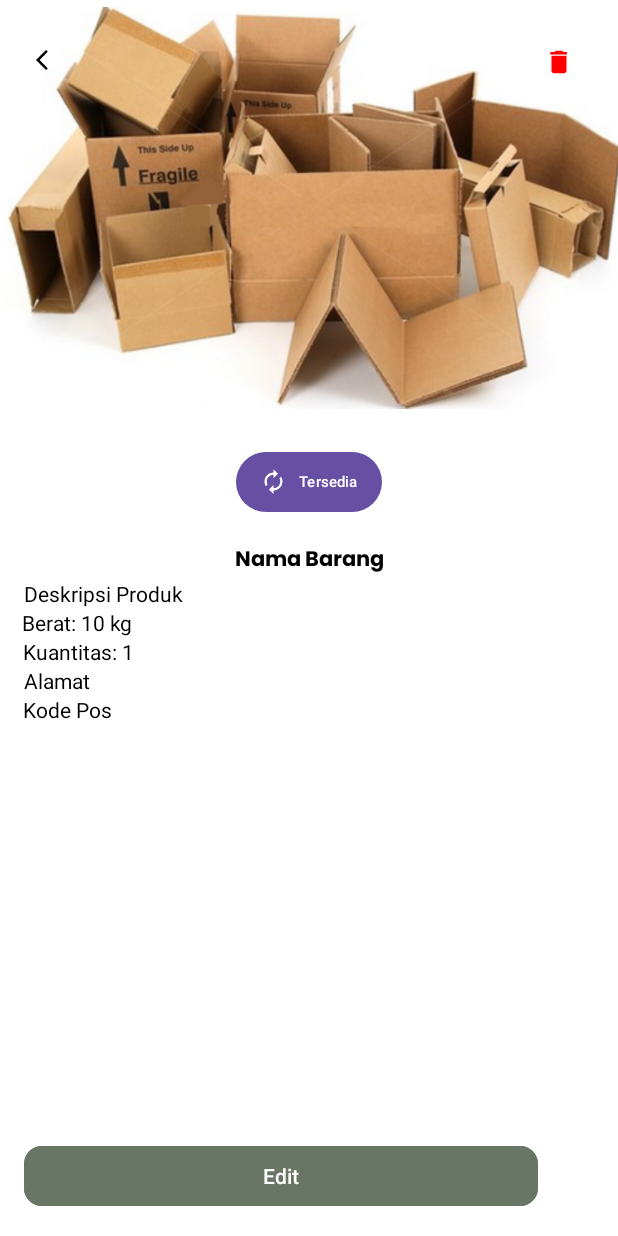
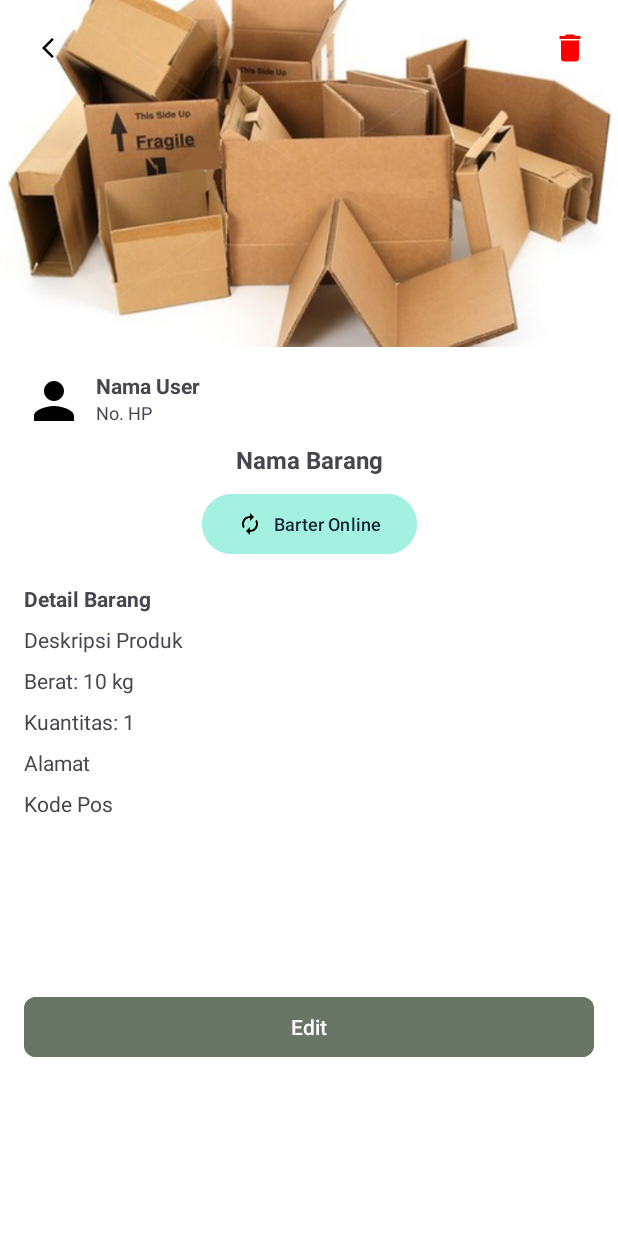
Before and after one commit to VerlyTan11/Bartems, an Android app: the DetailProductActivity screen opened directly, with no data from a screen before it, on a phone screen of 412 x 824 dp. Run offline under Robolectric (Android 15) with nearby library versions, the phone set to English and light mode, and no system bars; our stand-ins replace Firebase (no records; nobody signed in at launch, a user with empty details on screens opened directly); 1 statement that could not run was skipped.

Commit message:
update detail product

```diff
--- a/app/src/main/res/layout/detail_product.xml
+++ b/app/src/main/res/layout/detail_product.xml
@@ -1,150 +1,209 @@
 <?xml version="1.0" encoding="utf-8"?>
-<androidx.constraintlayout.widget.ConstraintLayout xmlns:android="http://schemas.android.com/apk/res/android"
+<androidx.constraintlayout.widget.ConstraintLayout
+    xmlns:android="http://schemas.android.com/apk/res/android"
     xmlns:app="http://schemas.android.com/apk/res-auto"
-    xmlns:tools="http://schemas.android.com/tools"
     android:layout_width="match_parent"
     android:layout_height="match_parent">
 
+    <!-- Layout untuk Gambar -->
+    <androidx.constraintlayout.widget.ConstraintLayout
+        android:id="@+id/image_container"
+        android:layout_width="match_parent"
+        android:layout_height="0dp"
+        app:layout_constraintTop_toTopOf="parent"
+        app:layout_constraintStart_toStartOf="parent"
+        app:layout_constraintEnd_toEndOf="parent"
+        app:layout_constraintDimensionRatio="16:9">
+
+        <!-- Gambar Produk -->
         <ImageView
             android:id="@+id/product_image_detail"
-        android:layout_width="419dp"
-        android:layout_height="277dp"
-        app:layout_constraintBottom_toBottomOf="parent"
+            android:layout_width="match_parent"
+            android:layout_height="match_parent"
+            android:scaleType="centerCrop"
+            android:contentDescription="Gambar Produk"
+            android:src="@drawable/kardus_horizontal" />
+
+        <!-- Tombol Kembali -->
+        <ImageButton
+            android:id="@+id/back_detail_product"
+            android:layout_width="48dp"
+            android:layout_height="48dp"
+            android:contentDescription="Tombol Kembali"
+            android:background="?attr/selectableItemBackgroundBorderless"
+            android:src="@drawable/back"
+            android:layout_margin="8dp"
+            app:layout_constraintStart_toStartOf="parent"
+            app:layout_constraintTop_toTopOf="parent" />
+
+        <!-- Tombol Hapus -->
+        <ImageButton
+            android:id="@+id/trash_icon"
+            android:layout_width="48dp"
+            android:layout_height="48dp"
+            android:contentDescription="Hapus Produk"
+            android:background="?attr/selectableItemBackgroundBorderless"
+            android:src="@drawable/ic_trash"
+            android:layout_margin="8dp"
             app:layout_constraintEnd_toEndOf="parent"
-        app:layout_constraintHorizontal_bias="0.0"
+            app:layout_constraintTop_toTopOf="parent" />
+    </androidx.constraintlayout.widget.ConstraintLayout>
+
+    <!-- Layout untuk Konten -->
+    <androidx.constraintlayout.widget.ConstraintLayout
+        android:id="@+id/content_container"
+        android:layout_width="match_parent"
+        android:layout_height="0dp"
+        android:padding="16dp"
+        app:layout_constraintTop_toBottomOf="@id/image_container"
         app:layout_constraintStart_toStartOf="parent"
+        app:layout_constraintEnd_toEndOf="parent"
+        app:layout_constraintBottom_toBottomOf="parent">
+
+        <!-- Informasi User -->
+        <LinearLayout
+            android:id="@+id/user_info_container"
+            android:layout_width="0dp"
+            android:layout_height="wrap_content"
+            android:orientation="horizontal"
             app:layout_constraintTop_toTopOf="parent"
-        app:layout_constraintVertical_bias="0.0"
-        app:srcCompat="@drawable/kardus_horizontal" />
+            app:layout_constraintStart_toStartOf="parent"
+            app:layout_constraintEnd_toEndOf="parent">
 
             <ImageView
-        android:id="@+id/back_detail_product"
+                android:id="@+id/user_avatar"
+                android:layout_width="40dp"
+                android:layout_height="40dp"
+                android:src="@drawable/profile"
+                android:contentDescription="Avatar User" />
+
+            <LinearLayout
                 android:layout_width="wrap_content"
                 android:layout_height="wrap_content"
-        android:layout_marginStart="20dp"
-        android:layout_marginTop="32dp"
-        app:layout_constraintBottom_toBottomOf="parent"
+                android:layout_marginStart="8dp"
+                android:orientation="vertical">
+
+                <TextView
+                    android:id="@+id/user_name"
+                    android:layout_width="wrap_content"
+                    android:layout_height="wrap_content"
+                    android:text="Nama User"
+                    android:textSize="14sp"
+                    android:textStyle="bold" />
+
+                <TextView
+                    android:id="@+id/user_phone"
+                    android:layout_width="wrap_content"
+                    android:layout_height="wrap_content"
+                    android:text="No. HP"
+                    android:textSize="12sp" />
+            </LinearLayout>
+        </LinearLayout>
+
+        <!-- Nama Produk -->
+        <TextView
+            android:id="@+id/product_name"
+            android:layout_width="wrap_content"
+            android:layout_height="wrap_content"
+            android:text="Nama Barang"
+            android:textStyle="bold"
+            android:textSize="16sp"
+            app:layout_constraintTop_toBottomOf="@id/user_info_container"
+            app:layout_constraintStart_toStartOf="parent"
             app:layout_constraintEnd_toEndOf="parent"
-        app:layout_constraintHorizontal_bias="0.0"
-        app:layout_constraintStart_toStartOf="parent"
-        app:layout_constraintTop_toTopOf="parent"
-        app:layout_constraintVertical_bias="0.0"
-        app:srcCompat="@drawable/back" />
+            android:layout_marginTop="8dp" />
+
+        <!-- Tombol Barter -->
         <Button
             android:id="@+id/button5"
             android:layout_width="wrap_content"
             android:layout_height="wrap_content"
-        android:layout_marginTop="20dp"
-        android:paddingStart="16dp"
-        android:paddingEnd="16dp"
-        android:text="Tersedia"
-        android:textSize="10sp"
-        app:icon="@drawable/barter"
+            android:backgroundTint="#A4F1E1"
+            android:text="Barter Online"
+            android:textSize="12sp"
+            android:textColor="#102533"
+            android:drawableLeft="@drawable/barter"
+            app:layout_constraintTop_toBottomOf="@id/product_name"
+            app:layout_constraintStart_toStartOf="parent"
             app:layout_constraintEnd_toEndOf="parent"
-        app:layout_constraintHorizontal_bias="0.501"
+            android:layout_marginTop="8dp" />
+
+        <!-- Detail Produk -->
+        <TextView
+            android:id="@+id/detail_title"
+            android:layout_width="wrap_content"
+            android:layout_height="wrap_content"
+            android:text="Detail Barang"
+            android:textStyle="bold"
+            android:textSize="14sp"
+            app:layout_constraintTop_toBottomOf="@id/button5"
             app:layout_constraintStart_toStartOf="parent"
-        app:layout_constraintTop_toBottomOf="@+id/product_image_detail"
-        tools:ignore="TouchTargetSizeCheck" />
+            android:layout_marginTop="16dp" />
 
-    <TextView
-        android:id="@+id/product_name"
-        android:layout_width="0dp"
-        android:layout_height="wrap_content"
-        android:layout_marginTop="16dp"
-        android:fontFamily="@font/poppins_bold"
-        android:text="Nama Barang"
-        android:textAlignment="center"
-        android:textColor="#000000"
-        app:layout_constraintEnd_toEndOf="parent"
-        app:layout_constraintHorizontal_bias="0.0"
-        app:layout_constraintStart_toStartOf="parent"
-        app:layout_constraintTop_toBottomOf="@+id/button5" />
-
+        <!-- Deskripsi Produk -->
         <TextView
             android:id="@+id/product_description"
             android:layout_width="0dp"
             android:layout_height="wrap_content"
-        android:layout_marginStart="16dp"
-        android:layout_marginEnd="16dp"
             android:text="Deskripsi Produk"
-        android:textColor="#000000"
-        app:layout_constraintTop_toBottomOf="@+id/product_name"
             app:layout_constraintStart_toStartOf="parent"
-        app:layout_constraintEnd_toEndOf="parent" />
+            app:layout_constraintEnd_toEndOf="parent"
+            app:layout_constraintTop_toBottomOf="@id/detail_title"
+            android:layout_marginTop="8dp" />
 
+        <!-- Berat -->
         <TextView
             android:id="@+id/product_weight"
             android:layout_width="wrap_content"
             android:layout_height="wrap_content"
             android:text="Berat: 10 kg"
-        android:textColor="#000000"
-        app:layout_constraintEnd_toEndOf="parent"
-        app:layout_constraintHorizontal_bias="0.043"
             app:layout_constraintStart_toStartOf="parent"
-        app:layout_constraintTop_toBottomOf="@+id/product_description" />
+            app:layout_constraintTop_toBottomOf="@id/product_description"
+            android:layout_marginTop="8dp" />
 
+        <!-- Kuantitas -->
         <TextView
             android:id="@+id/product_quantity"
             android:layout_width="wrap_content"
             android:layout_height="wrap_content"
             android:text="Kuantitas: 1"
-        android:textColor="#000000"
-        app:layout_constraintEnd_toEndOf="parent"
-        app:layout_constraintHorizontal_bias="0.046"
             app:layout_constraintStart_toStartOf="parent"
-        app:layout_constraintTop_toBottomOf="@+id/product_weight" />
+            app:layout_constraintTop_toBottomOf="@id/product_weight"
+            android:layout_marginTop="8dp" />
 
+        <!-- Alamat -->
         <TextView
             android:id="@+id/product_address"
-        android:layout_width="0dp"
+            android:layout_width="wrap_content"
             android:layout_height="wrap_content"
-        android:layout_marginStart="16dp"
-        android:layout_marginEnd="16dp"
             android:text="Alamat"
-        android:textColor="#000000"
-        app:layout_constraintTop_toBottomOf="@+id/product_quantity"
             app:layout_constraintStart_toStartOf="parent"
-        app:layout_constraintEnd_toEndOf="parent" />
+            app:layout_constraintTop_toBottomOf="@id/product_quantity"
+            android:layout_marginTop="8dp" />
 
+        <!-- Kode Pos -->
         <TextView
             android:id="@+id/product_postal_code"
             android:layout_width="wrap_content"
             android:layout_height="wrap_content"
             android:text="Kode Pos"
-        android:textColor="#000000"
-        app:layout_constraintEnd_toEndOf="parent"
-        app:layout_constraintHorizontal_bias="0.044"
             app:layout_constraintStart_toStartOf="parent"
-        app:layout_constraintTop_toBottomOf="@+id/product_address" />
+            app:layout_constraintTop_toBottomOf="@id/product_address"
+            android:layout_marginTop="8dp" />
 
+        <!-- Tombol Edit -->
         <Button
             android:id="@+id/btn_Edit"
             android:layout_width="0dp"
-        android:layout_height="wrap_content"
-        android:layout_marginStart="16dp"
-        android:layout_marginEnd="8dp"
-        android:layout_marginBottom="16dp"
+            android:layout_height="48dp"
             android:backgroundTint="#697565"
             android:text="Edit"
-        app:cornerRadius="12dp"
+            android:textColor="#FFFFFF"
+            app:cornerRadius="8dp"
+            app:layout_constraintStart_toStartOf="parent"
+            app:layout_constraintEnd_toEndOf="parent"
             app:layout_constraintBottom_toBottomOf="parent"
-        app:layout_constraintEnd_toStartOf="@+id/trash_icon"
-        app:layout_constraintHorizontal_bias="0.0"
-        app:layout_constraintStart_toStartOf="parent" />
-
-    <ImageButton
-        android:id="@+id/trash_icon"
-        android:layout_width="11dp"
-        android:layout_height="20dp"
-        android:background="?attr/selectableItemBackground"
-        android:contentDescription="Hapus Produk"
-        android:scaleType="centerCrop"
-        android:src="@drawable/ic_trash"
-        app:layout_constraintBottom_toBottomOf="parent"
-        app:layout_constraintEnd_toEndOf="parent"
-        app:layout_constraintHorizontal_bias="0.915"
-        app:layout_constraintStart_toStartOf="parent"
-        app:layout_constraintTop_toTopOf="parent"
-        app:layout_constraintVertical_bias="0.039" />
-
+            app:layout_constraintTop_toBottomOf="@id/product_postal_code"
+            android:layout_marginTop="16dp" />
     </androidx.constraintlayout.widget.ConstraintLayout>
+</androidx.constraintlayout.widget.ConstraintLayout>
```
Lines whose indentation alone changed are shown as unchanged.
